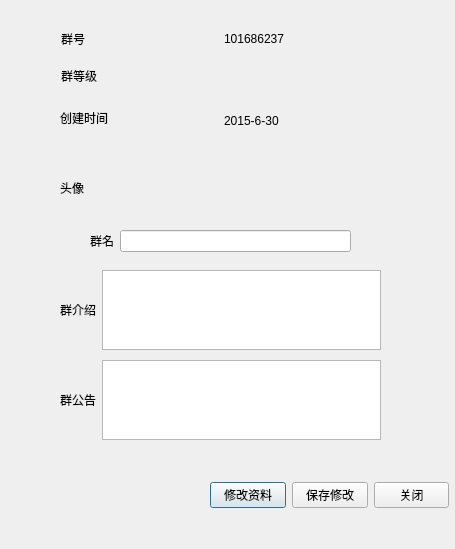
Old version of the form groupinfo.ui in the repository MacinChang/ichat.
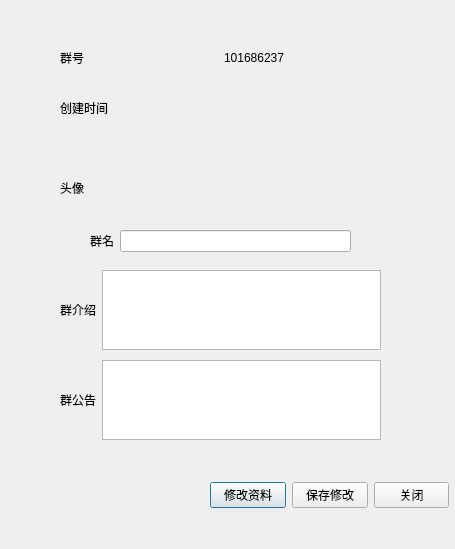
New version of the form. Icons and pictures are not drawn.

```diff
--- a/groupinfo.ui
+++ b/groupinfo.ui
@@ -116,7 +116,7 @@
    <property name="geometry">
     <rect>
      <x>60</x>
-     <y>110</y>
+     <y>100</y>
      <width>48</width>
      <height>16</height>
     </rect>
@@ -138,24 +138,11 @@
     <string>头像</string>
    </property>
   </widget>
-  <widget class="QLabel" name="label">
-   <property name="geometry">
-    <rect>
-     <x>61</x>
-     <y>68</y>
-     <width>36</width>
-     <height>16</height>
-    </rect>
-   </property>
-   <property name="text">
-    <string>群等级</string>
-   </property>
-  </widget>
-  <widget class="QLabel" name="GroupNum">
+  <widget class="QLabel" name="GroupAccount">
    <property name="geometry">
     <rect>
      <x>224</x>
-     <y>31</y>
+     <y>50</y>
      <width>60</width>
      <height>16</height>
     </rect>
@@ -167,8 +154,8 @@
   <widget class="QLabel" name="label_3">
    <property name="geometry">
     <rect>
-     <x>61</x>
-     <y>31</y>
+     <x>60</x>
+     <y>50</y>
      <width>24</width>
      <height>16</height>
     </rect>
@@ -177,35 +164,6 @@
     <string>群号</string>
    </property>
   </widget>
-  <widget class="QLabel" name="label_9">
-   <property name="geometry">
-    <rect>
-     <x>224</x>
-     <y>68</y>
-     <width>76</width>
-     <height>22</height>
-    </rect>
-   </property>
-   <property name="text">
-    <string/>
-   </property>
-   <property name="pixmap">
-    <pixmap resource="resource.qrc">:/Images/Level.png</pixmap>
-   </property>
-  </widget>
-  <widget class="QLabel" name="SetupTime">
-   <property name="geometry">
-    <rect>
-     <x>224</x>
-     <y>105</y>
-     <width>156</width>
-     <height>31</height>
-    </rect>
-   </property>
-   <property name="text">
-    <string>2015-6-30</string>
-   </property>
-  </widget>
   <widget class="QPushButton" name="GroupFaceBtn">
    <property name="geometry">
     <rect>
```
Left out of the diff: 19 changed lines with no effect on the pictures.
